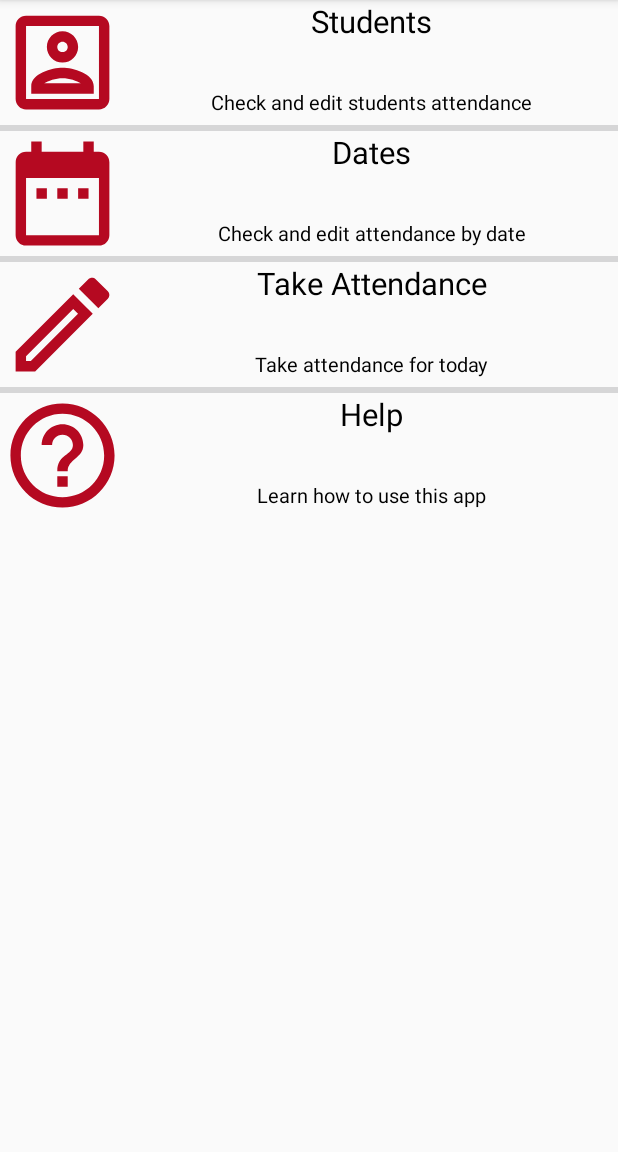
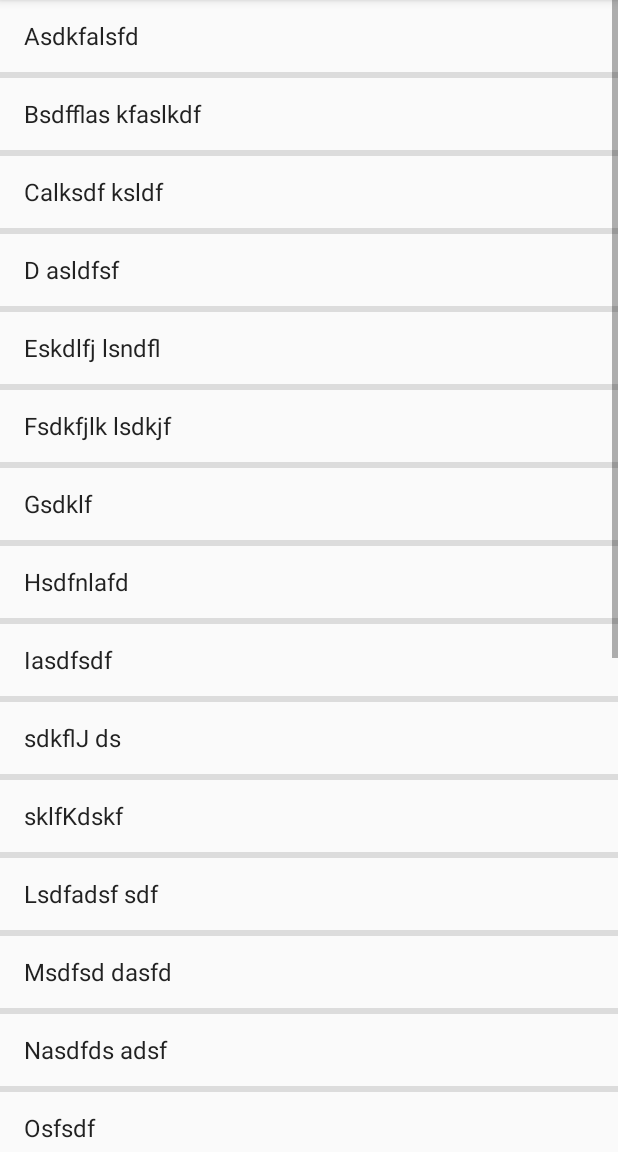
Before and after one commit to dipanshuayo/rantyaregister, an Android app: the TeacherActivity screen opened directly, with no data from a screen before it, after a tap on "Students", on a phone screen of 412 x 824 dp, the part 84-1236 px from its top. Run offline under Robolectric (Android 15) with nearby library versions, the phone set to English and light mode, and no system bars; libraries missing offline, so code that uses them is left out: com.afollestad.materialdialogs.

Commit message:
student activity

```diff
--- a/app/src/main/AndroidManifest.xml
+++ b/app/src/main/AndroidManifest.xml
@@ -9,7 +9,8 @@
         android:roundIcon="@mipmap/ic_launcher_round"
         android:supportsRtl="true"
         android:theme="@style/AppTheme">
-        <activity android:name=".TakeAttendanceActivity"></activity>
+        <activity android:name=".StudentsActivity"></activity>
+        <activity android:name=".TakeAttendanceActivity" />
         <activity android:name=".HelpActivity" />
         <activity android:name=".TeacherActivity" />
         <activity
--- /dev/null
+++ b/app/src/main/java/com/bookies/register/StudentsActivity.kt
@@ -0,0 +1,49 @@
+package com.bookies.register
+
+import androidx.appcompat.app.AppCompatActivity
+import android.os.Bundle
+import android.widget.ArrayAdapter
+import com.afollestad.materialdialogs.MaterialDialog
+import kotlinx.android.synthetic.main.activity_students.*
+
+class StudentsActivity : AppCompatActivity() {
+    lateinit var arrayAdapterForStudentsName:ArrayAdapter<String>
+    private val studentsNameArray=arrayOf(
+        "Asdkfalsfd","Bsdfflas kfaslkdf","Calksdf ksldf","D asldfsf","Eskdlfj lsndfl","Fsdkfjlk lsdkjf",
+        "Gsdklf","Hsdfnlafd","Iasdfsdf","sdkflJ ds","sklfKdskf",
+        "Lsdfadsf sdf","Msdfsd dasfd","Nasdfds adsf","Osfsdf","Pjklsdf",
+        "Qsdfsd","Rfsdfsf dsfd"
+        ,"Ssdfsdc","Tsdfsdfs sddsf","Usfsf dsfs","Vsdjflk kds","Wlkjsdf",
+        "Xdfsdfds","Ysdfsdfs","Zsdfsdfs")
+    override fun onCreate(savedInstanceState: Bundle?) {
+        super.onCreate(savedInstanceState)
+        setContentView(R.layout.activity_students)
+        initializeArrayAdapter()
+        addArrayAdapterToListView()
+        setOnClickListenerToListView()
+    }
+
+    private fun setOnClickListenerToListView() {
+        students_list_view.setOnItemClickListener { _, _, position, _ ->
+            handleOnClickListenerForStudentListView(position)
+        }
+
+    }
+
+    private fun handleOnClickListenerForStudentListView(position: Int) {
+        MaterialDialog(this@StudentsActivity).show {
+            title(text = studentsNameArray[position])
+            message(text = "test")
+            positiveButton(res = R.string.help_dialog_positive_button_text)
+        }
+    }
+
+    private fun addArrayAdapterToListView() {
+
+        students_list_view.adapter=arrayAdapterForStudentsName
+    }
+
+    private fun initializeArrayAdapter() {
+        arrayAdapterForStudentsName= ArrayAdapter(this@StudentsActivity,android.R.layout.simple_list_item_1,studentsNameArray)
+    }
+}
--- a/app/src/main/java/com/bookies/register/TeacherActivity.kt
+++ b/app/src/main/java/com/bookies/register/TeacherActivity.kt
@@ -52,7 +52,7 @@ class TeacherActivity : AppCompatActivity() {
     }
 
     private fun studentsOptionClicked() {
-        TODO("Not yet implemented")
+        startActivity(Intent(this@TeacherActivity,StudentsActivity::class.java))
     }
     private fun handleDatePicked(){
         TODO("Not yet implemented")
--- /dev/null
+++ b/app/src/main/res/layout/activity_students.xml
@@ -0,0 +1,16 @@
+<?xml version="1.0" encoding="utf-8"?>
+<LinearLayout xmlns:android="http://schemas.android.com/apk/res/android"
+    xmlns:app="http://schemas.android.com/apk/res-auto"
+    xmlns:tools="http://schemas.android.com/tools"
+    android:layout_width="match_parent"
+    android:layout_height="match_parent"
+    android:orientation="vertical"
+    tools:context=".StudentsActivity">
+    <ListView
+        android:id="@+id/students_list_view"
+        android:layout_width="match_parent"
+        android:layout_height="wrap_content"
+        android:dividerHeight="4dp"
+        />
+
+</LinearLayout>
```
